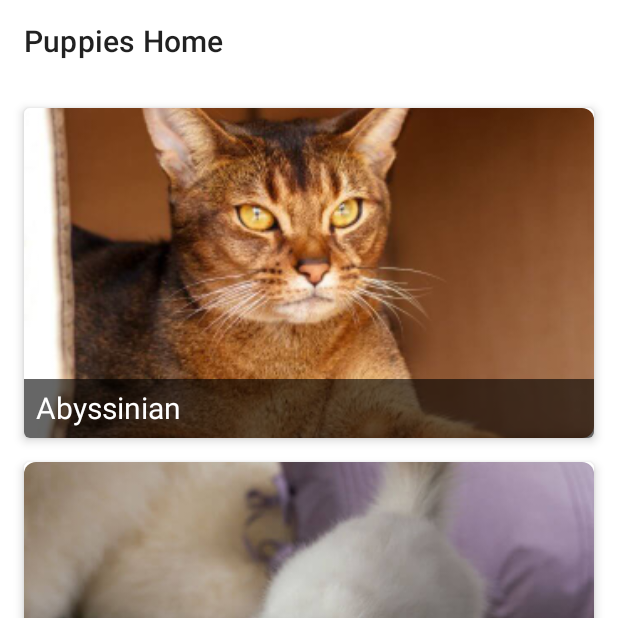
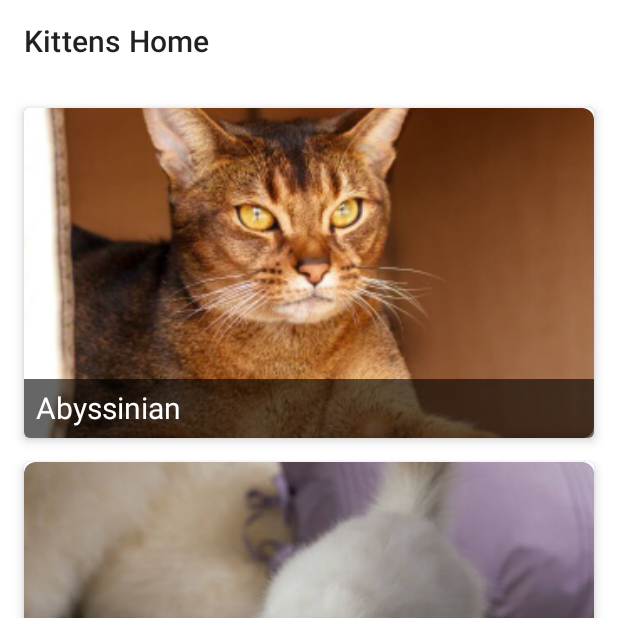
Before and after one commit to james-kobe/android-dev-challenge-compose, an Android app built with Jetpack Compose: the screen it shows after launch (MainActivity), on a phone screen of 412 x 824 dp, the top half of it. Run offline under Robolectric (Android 15) with nearby library versions, the phone set to English and light mode, and no system bars; our stand-ins replace livedata-compose.

Commit message:
fixed typo and screenshot

```diff
--- a/app/src/main/res/values/strings.xml
+++ b/app/src/main/res/values/strings.xml
@@ -9,5 +9,5 @@
       or implied. See the License for the specific language governing permissions and limitations under
       the License.
       -->
-    <string name="app_name">Puppies Home</string>
+    <string name="app_name">Kittens Home</string>
 </resources>
```
Also changed, not shown: 3 other files.
